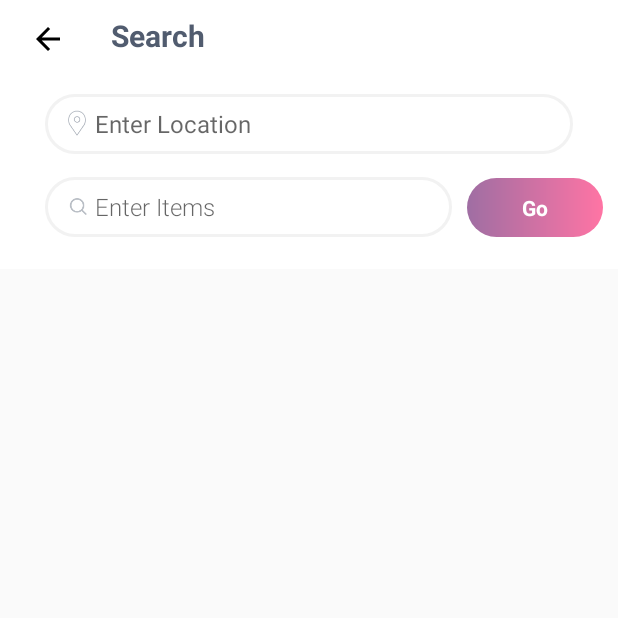
After one commit to saiShamgar/OneWel2019, an Android app: the SearchListActivity screen opened directly, with no data from a screen before it, on a phone screen of 412 x 824 dp, the top half of it. The commit adds this screen. Run offline under Robolectric (Android 15) with nearby library versions, the light colour scheme and no system bars; 4 statements that could not run were skipped.

Commit message:
search implemented

```diff
--- /dev/null
+++ b/app/src/main/java/com/Sairaa/onewel/Activities/SearchListActivity.java
@@ -0,0 +1,31 @@
+package com.Sairaa.onewel.Activities;
+
+import android.support.v7.app.AppCompatActivity;
+import android.os.Bundle;
+import android.widget.AutoCompleteTextView;
+import android.widget.EditText;
+import com.Sairaa.onewel.R;
+
+public class SearchListActivity extends AppCompatActivity {
+
+    private String address,lat,lon,item;
+    private AutoCompleteTextView search_act_Location;
+    private EditText search_act_enter_items;
+
+    @Override
+    protected void onCreate(Bundle savedInstanceState) {
+        super.onCreate(savedInstanceState);
+        setContentView(R.layout.activity_search_list);
+
+        address=getIntent().getExtras().getString("address");
+        lat=getIntent().getExtras().getString("lat");
+        lon=getIntent().getExtras().getString("lon");
+        item=getIntent().getExtras().getString("item");
+
+        search_act_Location=findViewById(R.id.search_act_Location);
+        search_act_enter_items=findViewById(R.id.search_act_enter_items);
+
+        search_act_enter_items.setText(item);
+        search_act_Location.setText(address);
+    }
+}
--- a/app/src/main/java/com/Sairaa/onewel/MainActivity.java
+++ b/app/src/main/java/com/Sairaa/onewel/MainActivity.java
@@ -16,6 +16,7 @@ import android.text.Html;
 import android.util.Log;
 import android.view.View;
 import android.widget.*;
+import com.Sairaa.onewel.Activities.SearchListActivity;
 import com.Sairaa.onewel.Adapters.PlaceArrayAdapter;
 import com.Sairaa.onewel.Adapters.PlaceAutocompleteAdapter;
 import com.Sairaa.onewel.Utils.AppUtils;
@@ -49,8 +50,11 @@ public class MainActivity extends AppCompatActivity implements
         GoogleApiClient.ConnectionCallbacks{
 
     private CircleImageView img_ic_profile;
-    private AutoCompleteTextView mSearchText;
+    private AutoCompleteTextView mSearchText,main_act_enter_items;
     private Context context;
+    private TextView main_act_go;
+
+    boolean validate;
 
     private static final String LOG_TAG = "MainActivity";
     private static final int GOOGLE_API_CLIENT_ID = 0;
@@ -74,6 +78,38 @@ public class MainActivity extends AppCompatActivity implements
         FirebaseUser user = mAuth.getCurrentUser();
         img_ic_profile=findViewById(R.id.img_ic_profile);
         mAutocompleteTextView=findViewById(R.id.main_act_Location);
+        main_act_enter_items=findViewById(R.id.main_act_enter_items);
+        main_act_go=findViewById(R.id.main_act_go);
+
+        final ArrayAdapter<String> arrayAdapter = new ArrayAdapter<String>(
+                this, android.R.layout.simple_dropdown_item_1line,
+                getResources().getStringArray(R.array.shop_arrays));
+
+       // textView = (AutoCompleteTextView) v.findViewById(R.id.txtViewNames);
+        main_act_enter_items.setAdapter(arrayAdapter);
+        main_act_enter_items.setThreshold(2);
+        main_act_enter_items.setOnClickListener(new View.OnClickListener() {
+            @Override
+            public void onClick(final View arg0) {
+                main_act_enter_items.showDropDown();
+            }
+        });
+
+        main_act_go.setOnClickListener(new View.OnClickListener() {
+            @Override
+            public void onClick(View v) {
+                if (doValidation()){
+                    Intent search=new Intent(MainActivity.this, SearchListActivity.class);
+                    search.putExtra("address",mAutocompleteTextView.getText().toString().trim());
+                    search.putExtra("lat",lat);
+                    search.putExtra("lon",lon);
+                    search.putExtra("item",main_act_enter_items.getText().toString());
+                    startActivity(search);
+                }
+
+            }
+        });
+
 
         Glide.with(this)
                 .load(user.getPhotoUrl())
@@ -106,6 +142,30 @@ public class MainActivity extends AppCompatActivity implements
 
 
 
+    }
+
+    boolean doValidation() {
+        validate = true;
+
+        if (mAutocompleteTextView.getText().toString().trim().length() == 0) {
+            validate = false;
+            mAutocompleteTextView.setError("Enter Location");
+            mAutocompleteTextView.requestFocus();
+
+        }
+       else if (mAutocompleteTextView.getText().toString().trim().length() > 0) {
+           if (lat==0){
+               validate = false;
+               mAutocompleteTextView.setError("Please select location");
+               mAutocompleteTextView.requestFocus();
+           }
+        }else if (main_act_enter_items.getText().toString().trim().length() == 0 ) {
+            validate = false;
+            main_act_enter_items.requestFocus();
+            main_act_enter_items.setError("Enter correct Phone number");
+
+        }
+        return validate;
     }
 
     @Override
--- /dev/null
+++ b/app/src/main/res/drawable/ic_arrow_back_black_24dp.xml
@@ -0,0 +1,9 @@
+<vector xmlns:android="http://schemas.android.com/apk/res/android"
+        android:width="24dp"
+        android:height="24dp"
+        android:viewportWidth="24.0"
+        android:viewportHeight="24.0">
+    <path
+        android:fillColor="#FF000000"
+        android:pathData="M20,11H7.83l5.59,-5.59L12,4l-8,8 8,8 1.41,-1.41L7.83,13H20v-2z"/>
+</vector>
--- a/app/src/main/res/layout/activity_main.xml
+++ b/app/src/main/res/layout/activity_main.xml
@@ -130,6 +130,7 @@
                     </AutoCompleteTextView>
 
                     <TextView
+                            android:id="@+id/main_act_go"
                             android:padding="@dimen/margin_large"
                             android:layout_width="0dp"
                             android:layout_height="wrap_content"
--- /dev/null
+++ b/app/src/main/res/layout/activity_search_list.xml
@@ -0,0 +1,137 @@
+<?xml version="1.0" encoding="utf-8"?>
+<RelativeLayout
+		xmlns:android="http://schemas.android.com/apk/res/android"
+		xmlns:tools="http://schemas.android.com/tools"
+		xmlns:app="http://schemas.android.com/apk/res-auto"
+		android:layout_width="match_parent"
+		android:layout_height="match_parent"
+		tools:context=".Activities.SearchListActivity">
+
+	<ScrollView android:layout_width="match_parent"
+	            android:layout_height="match_parent">
+
+
+		<LinearLayout
+				android:layout_width="match_parent"
+				android:layout_height="wrap_content"
+				android:orientation="vertical">
+
+			<RelativeLayout
+					android:id="@+id/searchLayout"
+					android:layout_width="match_parent"
+					android:layout_height="wrap_content"
+					android:layout_below="@+id/toolBarLayout"
+					android:background="@color/color_white"
+					android:paddingTop="@dimen/margin_large"
+					android:paddingBottom="@dimen/margin_xxlarge"
+					android:focusableInTouchMode="true">
+				<TextView
+						android:layout_toRightOf="@+id/searchBack"
+						android:layout_width="wrap_content"
+						android:layout_height="wrap_content"
+						android:text="Search"
+						android:id="@+id/searchTitle"
+						android:layout_marginLeft="@dimen/extra_large_30dp"
+						android:textColor="@color/colorPrimary"
+						android:textStyle="bold"
+						android:textSize="@dimen/icon_size_small"
+						android:layout_marginBottom="@dimen/margin_xlarge"/>
+
+				<ImageView
+						android:layout_width="wrap_content"
+						android:layout_height="wrap_content"
+						android:text="Search"
+						android:id="@+id/searchBack"
+						android:src="@drawable/ic_arrow_back_black_24dp"
+
+						android:layout_marginLeft="@dimen/margin_xxlarge"
+						android:textColor="@color/colorPrimary"
+						android:textStyle="bold"
+						android:textSize="@dimen/icon_size_small"
+				android:layout_marginTop="4dp"/>
+
+				<AutoCompleteTextView
+						android:id="@+id/search_act_Location"
+						android:layout_height="@dimen/margin_xxxxxlarge"
+						android:imeOptions="actionNext"
+						android:layout_width="match_parent"
+						android:maxLines="1"
+						android:layout_marginRight="10dp"
+						android:layout_marginBottom="5dp"
+						android:textSize="16dp"
+						android:singleLine="true"
+						android:layout_marginTop="10dp"
+						android:hint="Enter Location"
+						android:layout_marginLeft="@dimen/margin_xxxxxxlarge"
+						android:layout_centerHorizontal="true"
+						android:layout_below="@+id/searchTitle"
+						android:paddingEnd="10dp"
+						android:paddingStart="10dp"
+						android:visibility="visible"
+						android:drawableLeft="@drawable/ic_map"
+						android:paddingLeft="@dimen/margin_xxxxlarge"
+						android:background="@drawable/stroke_background">
+				</AutoCompleteTextView>
+
+				<LinearLayout
+						android:layout_width="match_parent"
+						android:layout_height="wrap_content"
+						android:layout_below="@+id/search_act_Location"
+						android:weightSum="2"
+						android:orientation="horizontal">
+
+					<AutoCompleteTextView
+							android:id="@+id/search_act_enter_items"
+							android:layout_height="@dimen/margin_xxxxxlarge"
+							android:imeOptions="actionNext"
+							android:layout_width="0dp"
+							android:layout_weight="1.5"
+							android:maxLines="1"
+							android:fontFamily="sans-serif-light"
+							android:textSize="16dp"
+							android:layout_marginTop="10dp"
+							android:hint="Enter Items"
+							android:drawableLeft="@drawable/ic_search"
+							android:layout_marginLeft="@dimen/margin_xxxxlarge"
+							android:paddingEnd="10dp"
+							android:paddingStart="10dp"
+							android:visibility="visible"
+							android:paddingLeft="@dimen/margin_xxxxlarge"
+							android:background="@drawable/stroke_background">
+					</AutoCompleteTextView>
+
+					<TextView
+							android:id="@+id/search_act_buttonGo"
+							android:padding="@dimen/margin_large"
+							android:layout_width="0dp"
+							android:layout_height="wrap_content"
+							android:layout_weight="0.5"
+							android:layout_marginTop="@dimen/margin_large"
+							android:text="Go"
+							android:textAllCaps="false"
+							android:background="@drawable/gradient_background"
+							android:layout_marginLeft="10dp"
+							android:layout_marginRight="@dimen/margin_large"
+							android:layout_marginBottom="2dp"
+							android:gravity="center"
+							android:textColor="@color/color_white"
+							android:textStyle="bold"/>
+
+				</LinearLayout>
+
+			</RelativeLayout>
+
+			<android.support.v7.widget.RecyclerView
+					android:id="@+id/searchActivity_recyclerView"
+					android:layout_width="match_parent"
+					android:layout_height="match_parent">
+
+			</android.support.v7.widget.RecyclerView>
+
+		</LinearLayout>
+
+	</ScrollView>
+
+
+
+</RelativeLayout>
--- a/app/src/main/res/values/strings.xml
+++ b/app/src/main/res/values/strings.xml
@@ -30,13 +30,10 @@
 	<string name="AdvertiserLat">com.Sairaa.onewel.Utils.AdvertiserLat</string>
 	<string name="AdvertiserLon">com.Sairaa.onewel.Utils.AdvertiserLon</string>
 	<string name="AdvertiserImage">com.Sairaa.onewel.Utils.AdvertiserImage</string>
-
 	//customer
 	<string name="Customer_name">com.Sairaa.onewel.Utils.Customer_name</string>
 	<string name="Customer_phone">com.Sairaa.onewel.Utils.Customer_phone</string>
 	<string name="Customer_ref">com.Sairaa.onewel.Utils.Customer_ref</string>
-
-
 	<string name="shop_prompt">Choose a Shop</string>
 	<string-array name="shop_arrays">
 		<item>Choose a Shop</item>
```
Also changed, not shown: app/src/main/AndroidManifest.xml (+34 -36 lines). Lines whose indentation alone changed are shown as unchanged.
